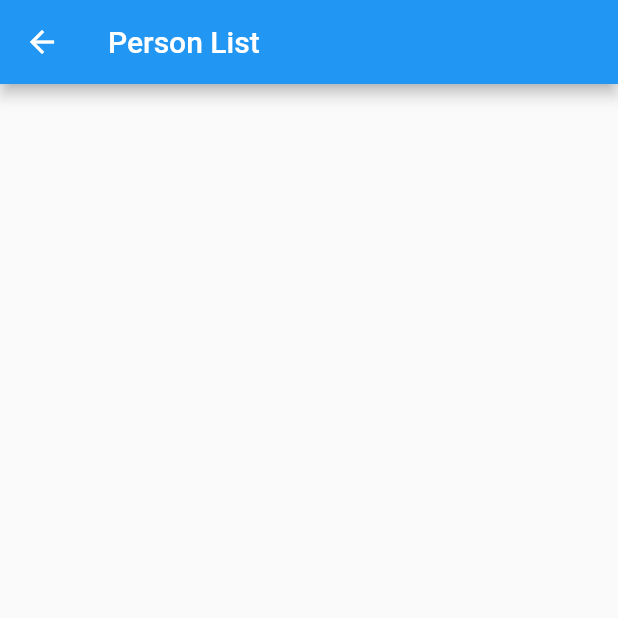
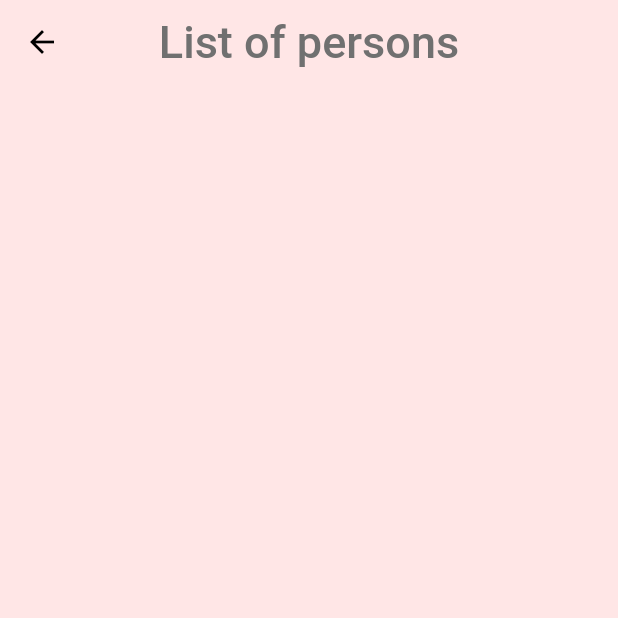
Before and after one commit to Anastasia9595/bmi, a Flutter app: the screen it shows after launch, after a tap on the "add" icon, after a tap on the "remove" icon, after a tap on the "list" icon, on a phone screen of 412 x 824 dp, the top half of it. Run offline on Flutter 3.47's test engine with Material 2 defaults, Android fonts, the phone set to English and light mode, and no system bars; our stand-ins replace bloc, equatable, flutter_bloc, get, hydrated_bloc, syncfusion_flutter_sliders; missing offline and left inert: bitsdojo_window, syncfusion_flutter_core.

Commit message:
add screensize for windows and add scrollBehavior for windows

```diff
--- a/lib/cubit/bmi_cubit.dart
+++ b/lib/cubit/bmi_cubit.dart
@@ -13,9 +13,10 @@ class BmiCubit extends Cubit<BmiState> with HydratedMixin {
   BmiCubit()
       : super(BmiState(
           selectedWeightIndex: 0,
-          bmiResultText: '',
+          // bmiResultText: '',
           description: '',
-          person: const Person(height: 160, weight: 40, age: 21, gender: Gender.none, bmiResult: 0, name: '', id: 0),
+          person: const Person(
+              height: 160, weight: 40, age: 21, gender: Gender.none, bmi: 0, name: '', id: 0, bmiResult: ''),
           isClosed: false,
           controller: ScrollController(),
         )) {
@@ -51,7 +52,7 @@ class BmiCubit extends Cubit<BmiState> with HydratedMixin {
   double setBmiResult() {
     final bmiResult = state.person.weight / pow(state.person.height / 100, 2);
     final person = state.person;
-    final newPerson = person.copyWith(bmiResult: bmiResult);
+    final newPerson = person.copyWith(bmi: bmiResult);
     emit(
       state.copyWith(
         person: newPerson,
@@ -70,6 +71,7 @@ class BmiCubit extends Cubit<BmiState> with HydratedMixin {
     final result = setBmiResult();
     final String description;
     final String bmiResultText;
+    final state = this.state;
     if (result < 18.5) {
       bmiResultText = 'Underweight';
       description = "You're in the underweight range. "
@@ -88,17 +90,18 @@ class BmiCubit extends Cubit<BmiState> with HydratedMixin {
           "A BMI above 30 indicates that a person is morbidly obese and therefore a candidate for bariatric surgery. Bariatric surgery may also be an option for people with a BMI between 35 and 40 who suffer from life-threatening cardiopulmonary problems, diabetes, or other medical problems listed below.";
     }
 
-    emit(state.copyWith(bmiResultText: bmiResultText, description: description));
+    final newperson = state.person.copyWith(bmiResult: bmiResultText);
+
+    emit(state.copyWith(person: newperson, description: description));
   }
 
   void clearInfo() {
     emit(state.copyWith(
       isClosed: false,
       selectedWeightIndex: 0,
-      bmiResultText: '',
       description: '',
-      person:
-          Person(height: 160, weight: 40, age: 21, gender: Gender.none, bmiResult: 0, name: '', id: state.person.id),
+      person: Person(
+          height: 160, weight: 40, age: 21, gender: Gender.none, bmi: 0, name: '', id: state.person.id, bmiResult: ''),
     ));
   }
 
--- a/lib/cubit/bmi_state.dart
+++ b/lib/cubit/bmi_state.dart
@@ -3,7 +3,7 @@ part of 'bmi_cubit.dart';
 class BmiState extends Equatable {
   final Person person;
   final int selectedWeightIndex;
-  final String bmiResultText;
+  // final String bmiResultText;
   final String description;
   final bool isClosed;
   final ScrollController controller;
@@ -11,26 +11,26 @@ class BmiState extends Equatable {
   const BmiState({
     required this.person,
     required this.selectedWeightIndex,
-    required this.bmiResultText,
+    // required this.bmiResultText,
     required this.description,
     required this.isClosed,
     required this.controller,
   });
 
   @override
-  List<Object> get props => [selectedWeightIndex, bmiResultText, description, person, isClosed, controller];
+  List<Object> get props => [selectedWeightIndex, description, person, isClosed, controller];
 
   BmiState copyWith({
     Person? person,
     int? selectedWeightIndex,
-    String? bmiResultText,
+    // String? bmiResultText,
     String? description,
     bool? isClosed,
     ScrollController? controller,
   }) {
     return BmiState(
       selectedWeightIndex: selectedWeightIndex ?? this.selectedWeightIndex,
-      bmiResultText: bmiResultText ?? this.bmiResultText,
+      // bmiResultText: bmiResultText ?? this.bmiResultText,
       description: description ?? this.description,
       person: person ?? this.person,
       isClosed: isClosed ?? this.isClosed,
@@ -42,7 +42,7 @@ class BmiState extends Equatable {
     return <String, dynamic>{
       'person': person.toMap(),
       'selectedWeightIndex': selectedWeightIndex,
-      'bmiResultText': bmiResultText,
+      // 'bmiResultText': bmiResultText,
       'description': description,
       'isClosed': isClosed,
       'controller': controller,
@@ -53,7 +53,7 @@ class BmiState extends Equatable {
     return BmiState(
         person: Person.fromMap(map['person'] as Map<String, dynamic>),
         selectedWeightIndex: map['selectedWeightIndex'] as int,
-        bmiResultText: map['bmiResultText'] as String,
+        // bmiResultText: map['bmiResultText'] as String,
         description: map['description'] as String,
         isClosed: map['isClosed'] as bool,
         controller: map['controller'] as ScrollController);
--- a/lib/cubit/person_list_cubit.dart
+++ b/lib/cubit/person_list_cubit.dart
@@ -26,11 +26,13 @@ class PersonListCubit extends Cubit<PersonListState> with HydratedMixin {
       weight: person.weight,
       age: person.weight,
       gender: person.gender,
-        bmiResult: person.bmiResult);
+      bmi: person.bmi,
+      bmiResult: person.bmiResult,
+    );
 
     emit(state.copyWith(
       autoId: state.autoId + 1,
-      personList: [...state.personList, newPerson],
+      personList: [newPerson, ...state.personList],
     ));
   }
 
--- a/lib/main.dart
+++ b/lib/main.dart
@@ -1,14 +1,30 @@
 import 'package:bmi_calculator/cubit/bmi_cubit.dart';
 import 'package:bmi_calculator/cubit/person_list_cubit.dart';
 import 'package:bmi_calculator/view/home/home.dart';
+import 'package:flutter/gestures.dart';
 
 import 'package:path_provider/path_provider.dart';
 import 'package:flutter/material.dart';
 import 'package:flutter_bloc/flutter_bloc.dart';
 import 'package:hydrated_bloc/hydrated_bloc.dart';
 
+import 'package:bitsdojo_window/bitsdojo_window.dart';
+import 'dart:io';
+
 void main() async {
   WidgetsFlutterBinding.ensureInitialized();
+
+  if (Platform.isWindows || Platform.isLinux || Platform.isMacOS) {
+    doWhenWindowReady(() {
+      const initialSize = Size(600, 1200);
+      const minSize = Size(500, 900);
+      const maxSize = Size(500, 900);
+      appWindow.maxSize = maxSize;
+      appWindow.minSize = minSize;
+      appWindow.size = initialSize;
+      appWindow.show();
+    });
+  }
 
   final storage = await HydratedStorage.build(
     storageDirectory: await getApplicationDocumentsDirectory(),
@@ -33,9 +49,17 @@ class MyApp extends StatelessWidget {
           create: (context) => PersonListCubit(),
         )
       ],
-      child: const MaterialApp(
+      child: MaterialApp(
         debugShowCheckedModeBanner: false,
-        home: HomePage(),
+        scrollBehavior: const MaterialScrollBehavior().copyWith(
+          dragDevices: {
+            PointerDeviceKind.mouse,
+            PointerDeviceKind.touch,
+            PointerDeviceKind.stylus,
+            PointerDeviceKind.unknown
+          },
+        ),
+        home: const HomePage(),
       ),
     );
   }
--- a/lib/model/person.dart
+++ b/lib/model/person.dart
@@ -9,7 +9,8 @@ class Person extends Equatable {
   final int weight;
   final int age;
   final Gender gender;
-  final double bmiResult;
+  final double bmi;
+  final String bmiResult;
 
   const Person({
     required this.id,
@@ -18,11 +19,12 @@ class Person extends Equatable {
     required this.weight,
     required this.age,
     required this.gender,
+    required this.bmi,
     required this.bmiResult,
   });
 
   @override
-  List<Object> get props => [height, weight, age, gender, bmiResult, name, gender];
+  List<Object> get props => [height, weight, age, gender, bmi, name, gender];
 
   Person copyWith({
     int? id,
@@ -31,7 +33,8 @@ class Person extends Equatable {
     int? weight,
     int? age,
     Gender? gender,
-    double? bmiResult,
+    double? bmi,
+    String? bmiResult,
   }) {
     return Person(
       id: id ?? this.id,
@@ -40,6 +43,7 @@ class Person extends Equatable {
       weight: weight ?? this.weight,
       age: age ?? this.age,
       gender: gender ?? this.gender,
+      bmi: bmi ?? this.bmi,
       bmiResult: bmiResult ?? this.bmiResult,
     );
   }
@@ -52,6 +56,7 @@ class Person extends Equatable {
       'weight': weight,
       'age': age,
       'gender': gender.index,
+      'bmi': bmi,
       'bmiResult': bmiResult,
     };
   }
@@ -65,7 +70,8 @@ class Person extends Equatable {
       weight: map['weight'] as int,
       age: map['age'] as int,
       gender: Gender.values[val],
-      bmiResult: map['bmiResult'] as double,
+      bmi: map['bmi'] as double,
+      bmiResult: map['bmiResult'] as String,
     );
   }
 }
--- a/lib/utils/constants.dart
+++ b/lib/utils/constants.dart
@@ -3,8 +3,6 @@ import 'package:flutter/material.dart';
 Color primary = const Color(0xFFffe6e6);
 
 enum Gender { male, female, other, none }
-
-const List<String> gender = ['male', 'female', 'other', 'none'];
 
 class Styles {
   // static List<String> gender = ['male', 'female', 'other', 'none'];
--- a/lib/view/bmi_details/bmi_details.dart
+++ b/lib/view/bmi_details/bmi_details.dart
@@ -34,12 +34,12 @@ class BMIDetail extends StatelessWidget {
                 ),
                 const SizedBox(height: 10),
                 Text(
-                  '${state.person.bmiResult.toStringAsFixed(2)} kg/m2',
+                  '${state.person.bmi.toStringAsFixed(2)} kg/m2',
                   style: Styles.kTextStyleWhiteboldsubtitle,
                 ),
                 const SizedBox(height: 12),
                 Text(
-                  state.bmiResultText,
+                  state.person.bmiResult,
                   style: Styles.kTextStyleWhiteResult,
                 ),
                 const SizedBox(height: 30),
--- a/lib/view/home/home.dart
+++ b/lib/view/home/home.dart
@@ -23,6 +23,7 @@ class HomePage extends StatelessWidget {
       backgroundColor: Styles.primaryColor,
       extendBodyBehindAppBar: true,
       appBar: AppBar(
+          automaticallyImplyLeading: false,
           backgroundColor: Colors.transparent,
           elevation: 0,
           actions: [
@@ -122,6 +123,9 @@ class HomePage extends StatelessWidget {
                   ),
                 ],
               ),
+              SizedBox(
+                height: 20,
+              ),
               BlocBuilder<BmiCubit, BmiState>(
                 builder: (context, state) {
                   return BottomButton(
--- a/lib/view/home/widgets/helperWidgets/popup_card_user.dart
+++ b/lib/view/home/widgets/helperWidgets/popup_card_user.dart
@@ -32,7 +32,8 @@ class PopupCard extends StatelessWidget {
                     TextField(
                       controller: myController,
                       decoration: const InputDecoration(
-                        hintText: 'Name',
+                        labelText: 'Enter your Name',
+                        labelStyle: TextStyle(color: Colors.black),
                         border: InputBorder.none,
                       ),
                       cursorColor: Colors.white,
@@ -55,6 +56,7 @@ class PopupCard extends StatelessWidget {
                               builder: (context, personliststate) {
                                 return TextButton(
                                   onPressed: () {
+                                    if (myController.text.isNotEmpty) {
                                       BlocProvider.of<PersonListCubit>(context)
                                           .addPersonToList(bmistate.person, myController.text);
 
@@ -64,6 +66,7 @@ class PopupCard extends StatelessWidget {
                                           builder: ((context) => const PersonListPage()),
                                         ),
                                       );
+                                    }
                                   },
                                   child: const Text(
                                     'Add',
--- a/lib/view/personlist/persons.dart
+++ b/lib/view/personlist/persons.dart
@@ -1,21 +1,27 @@
+import 'package:bmi_calculator/cubit/bmi_cubit.dart';
 import 'package:bmi_calculator/cubit/person_list_cubit.dart';
 import 'package:bmi_calculator/view/home/home.dart';
 import 'package:bmi_calculator/view/home/widgets/helperWidgets/person_card.dart';
 import 'package:flutter/material.dart';
 import 'package:flutter_bloc/flutter_bloc.dart';
 
-import '../../cubit/bmi_cubit.dart';
+import '../../utils/constants.dart';
 
 class PersonListPage extends StatelessWidget {
   const PersonListPage({super.key});
 
   @override
   Widget build(BuildContext context) {
-    final statebmi = context.watch<BmiCubit>().state;
     return Scaffold(
+      backgroundColor: Styles.primaryColor,
+      extendBodyBehindAppBar: true,
       appBar: AppBar(
+        centerTitle: true,
+        backgroundColor: Colors.transparent,
+        elevation: 0,
         leading: IconButton(
             onPressed: (() {
+              context.read<BmiCubit>().clearInfo();
               Navigator.pushReplacement(
                 context,
                 MaterialPageRoute(
@@ -23,8 +29,18 @@ class PersonListPage extends StatelessWidget {
                 ),
               );
             }),
-            icon: Icon(Icons.arrow_back)),
-        title: const Text('Person List'),
+            icon: const Icon(
+              Icons.arrow_back,
+              color: Colors.black,
+            )),
+        title: Text(
+          'List of persons',
+          style: TextStyle(
+            color: Styles.textColorHeadline,
+            fontSize: 30,
+            fontWeight: FontWeight.w500,
+          ),
+        ),
       ),
       body: SafeArea(
         child: BlocBuilder<PersonListCubit, PersonListState>(
@@ -34,6 +50,7 @@ class PersonListPage extends StatelessWidget {
               itemBuilder: (context, index) {
                 return PersonCard(
                     name: state.personList[index].name,
+                    bmi: state.personList[index].bmi,
                     bmiResult: state.personList[index].bmiResult,
                     id: state.personList[index].id);
               },
--- a/pubspec.yaml
+++ b/pubspec.yaml
@@ -11,6 +11,7 @@ environment:
   sdk: ">=2.18.0-271.7.beta <3.0.0"
 
 dependencies:
+  bitsdojo_window: ^0.1.5
   cupertino_icons: ^1.0.2
   equatable: ^2.0.5
   flutter:
```
Also changed, not shown: lib/view/home/widgets/helperWidgets/person_card.dart (+5 -3 lines), pubspec.lock, 5 other files. Lines whose indentation alone changed are shown as unchanged.
